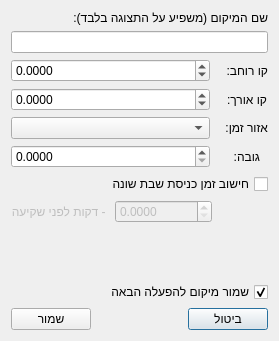
Before: the Qt Designer form changelocation.ui in MosheWagner/luach, drawn with Qt 5.
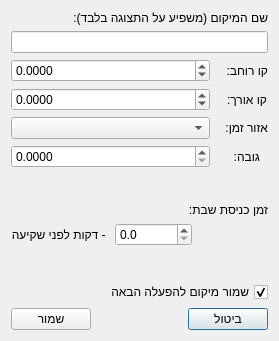
After: the same form once the commit is applied.

Diff of the .ui file:
```diff
--- a/changelocation.ui
+++ b/changelocation.ui
@@ -148,9 +148,22 @@
     </layout>
    </item>
    <item>
-    <widget class="QCheckBox" name="checkBox">
+    <spacer name="verticalSpacer_2">
+     <property name="orientation">
+      <enum>Qt::Vertical</enum>
+     </property>
+     <property name="sizeHint" stdset="0">
+      <size>
+       <width>20</width>
+       <height>40</height>
+      </size>
+     </property>
+    </spacer>
+   </item>
+   <item>
+    <widget class="QLabel" name="label_7">
      <property name="text">
-      <string>חישוב זמן כניסת שבת שונה</string>
+      <string>זמן כניסת שבת:</string>
      </property>
     </widget>
    </item>
@@ -172,7 +185,7 @@
      <item>
       <widget class="QDoubleSpinBox" name="offsetLine">
        <property name="enabled">
-        <bool>false</bool>
+        <bool>true</bool>
        </property>
        <property name="sizePolicy">
         <sizepolicy hsizetype="Expanding" vsizetype="Fixed">
@@ -184,7 +197,7 @@
         <enum>Qt::LeftToRight</enum>
        </property>
        <property name="decimals">
-        <number>4</number>
+        <number>1</number>
        </property>
        <property name="maximum">
         <double>99999999.000000000000000</double>
@@ -194,7 +207,7 @@
      <item>
       <widget class="QLabel" name="label_6">
        <property name="enabled">
-        <bool>false</bool>
+        <bool>true</bool>
        </property>
        <property name="text">
         <string> - דקות לפני שקיעה</string>
```
